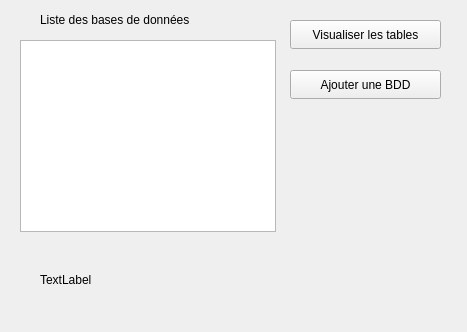
Old version of the form profilpage.ui in the repository Zorehi/TP_Qt_1.
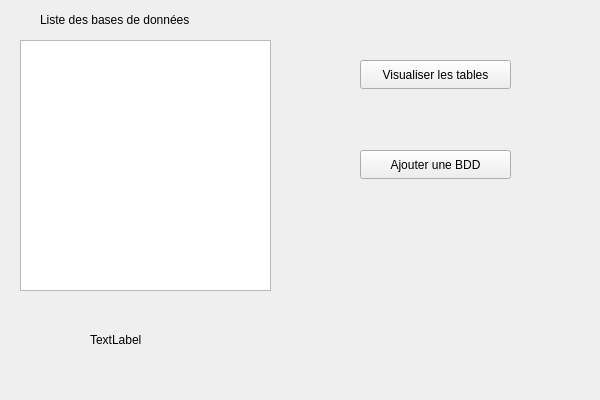
New version of the form.

Diff of the .ui file:
```diff
--- a/profilpage.ui
+++ b/profilpage.ui
@@ -6,8 +6,8 @@
    <rect>
     <x>0</x>
     <y>0</y>
-    <width>467</width>
-    <height>332</height>
+    <width>600</width>
+    <height>400</height>
    </rect>
   </property>
   <property name="windowTitle">
@@ -29,8 +29,8 @@
   <widget class="QPushButton" name="pushButton">
    <property name="geometry">
     <rect>
-     <x>290</x>
-     <y>20</y>
+     <x>360</x>
+     <y>60</y>
      <width>151</width>
      <height>29</height>
     </rect>
@@ -42,8 +42,8 @@
   <widget class="QPushButton" name="addButton">
    <property name="geometry">
     <rect>
-     <x>290</x>
-     <y>70</y>
+     <x>360</x>
+     <y>150</y>
      <width>151</width>
      <height>29</height>
     </rect>
@@ -57,16 +57,16 @@
     <rect>
      <x>20</x>
      <y>40</y>
-     <width>256</width>
-     <height>192</height>
+     <width>251</width>
+     <height>251</height>
     </rect>
    </property>
   </widget>
   <widget class="QLabel" name="lab">
    <property name="geometry">
     <rect>
-     <x>40</x>
-     <y>270</y>
+     <x>90</x>
+     <y>330</y>
      <width>421</width>
      <height>20</height>
     </rect>
```
